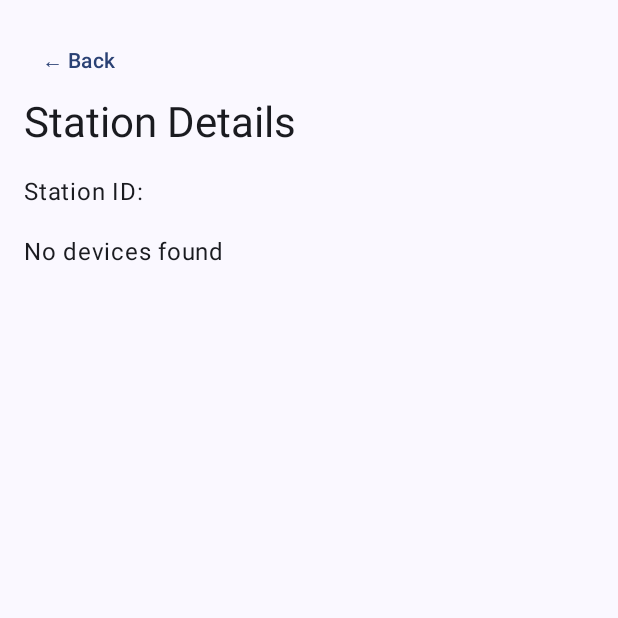
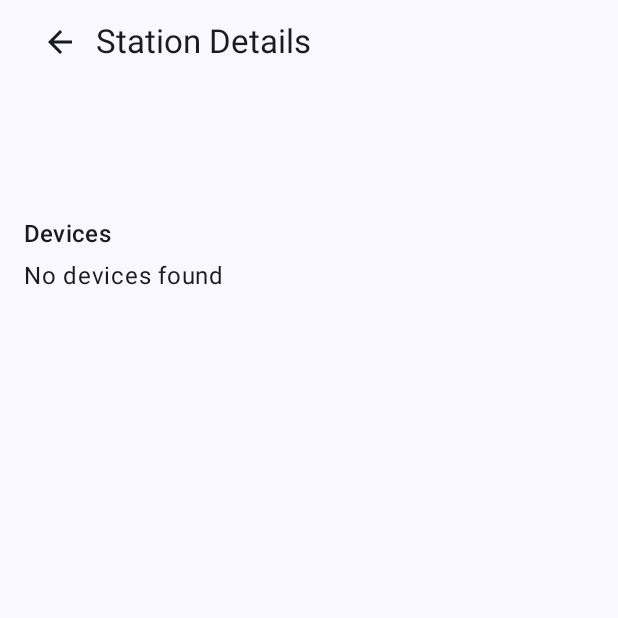
Before and after one commit to mariaionova17/stations, an Android app built with Jetpack Compose: the composable StationDetailScreen called with empty values, on a phone screen of 412 x 824 dp, the top half of it. Run offline under Robolectric (Android 15) with nearby library versions, the phone set to English and light mode, and no system bars.

Commit message:
improve ui consistency and station detail screen

```diff
--- a/app/src/main/java/cz/example/stations/MainActivity.kt
+++ b/app/src/main/java/cz/example/stations/MainActivity.kt
@@ -51,6 +51,9 @@ class MainActivity : ComponentActivity() {
                                 ?.getString("stationId")
                                 .orEmpty()
 
+                            val station = stationsViewModel.stations
+                                .find { it.id == stationId }
+
                             val viewModel = ViewModelProvider(backStackEntry)[
                                 StationsDetailViewModel::class.java
                             ]
@@ -60,7 +63,8 @@ class MainActivity : ComponentActivity() {
                             }
 
                             StationDetailScreen(
-                                stationId = stationId,
+                                stationName = station?.name ?: "Unknown station",
+                                stationAddress = station?.address.orEmpty(),
                                 devices = viewModel.devices,
                                 isLoading = viewModel.isLoading,
                                 error = viewModel.error,
--- a/app/src/main/java/cz/example/stations/ui/screens/StationsDetailScreen.kt
+++ b/app/src/main/java/cz/example/stations/ui/screens/StationsDetailScreen.kt
@@ -3,40 +3,51 @@ package cz.example.stations.ui.screens
 import androidx.compose.foundation.layout.*
 import androidx.compose.foundation.lazy.LazyColumn
 import androidx.compose.foundation.lazy.items
+import androidx.compose.material.icons.Icons
+import androidx.compose.material.icons.automirrored.filled.ArrowBack
 import androidx.compose.material3.*
 import androidx.compose.runtime.Composable
+import androidx.compose.ui.Alignment
 import androidx.compose.ui.Modifier
 import androidx.compose.ui.unit.dp
 import cz.example.stations.data.model.Device
+import cz.example.stations.ui.components.ErrorBanner
+import java.time.Instant
+import java.time.ZoneId
+import java.time.format.DateTimeFormatter
+import java.util.Locale
 
 @Composable
 fun StationDetailScreen(
-    stationId: String,
+    stationName: String,
+    stationAddress: String,
     devices: List<Device>,
     isLoading: Boolean,
     error: String?,
     onRetry: () -> Unit,
     onBack: () -> Unit
 ) {
-    Column(
+    Column(modifier = Modifier.fillMaxSize()) {
+
+        Row(
             modifier = Modifier
-            .fillMaxSize()
-            .padding(16.dp)
+                .fillMaxWidth()
+                .heightIn(min = 56.dp)
+                .padding(horizontal = 16.dp),
+            verticalAlignment = Alignment.CenterVertically
         ) {
-        TextButton(onClick = onBack) {
-            Text("← Back")
+            IconButton(onClick = onBack) {
+                Icon(
+                    imageVector = Icons.AutoMirrored.Filled.ArrowBack,
+                    contentDescription = "Back"
+                )
             }
 
             Text(
                 text = "Station Details",
-            style = MaterialTheme.typography.headlineMedium
+                style = MaterialTheme.typography.titleLarge
             )
-
-        Spacer(modifier = Modifier.height(16.dp))
-
-        Text("Station ID: $stationId")
-
-        Spacer(modifier = Modifier.height(16.dp))
+        }
 
         if (isLoading) {
             LinearProgressIndicator(
@@ -45,26 +56,49 @@ fun StationDetailScreen(
         }
 
         if (error != null) {
-            Text(
-                text = if (devices.isEmpty()) {
+            ErrorBanner(
+                message = if (devices.isEmpty()) {
                     "Failed to load devices"
                 } else {
-                    "Couldn't refresh devices. Showing cached data."
+                    "Couldn't refresh devices"
+                },
+                onRetry = onRetry
+            )
         }
+
+        LazyColumn(
+            modifier = Modifier.weight(1f),
+            contentPadding = PaddingValues(16.dp),
+            verticalArrangement = Arrangement.spacedBy(12.dp)
+        ) {
+            item {
+                Column(
+                    verticalArrangement = Arrangement.spacedBy(4.dp)
+                ) {
+                    Text(
+                        text = stationName,
+                        style = MaterialTheme.typography.titleLarge
                     )
 
-            TextButton(onClick = onRetry) {
-                Text("Retry")
-            }
-        }
+                    Text(
+                        text = stationAddress,
+                        style = MaterialTheme.typography.bodyMedium,
+                        color = MaterialTheme.colorScheme.onSurfaceVariant
+                    )
+
+                    Spacer(modifier = Modifier.height(12.dp))
+
+                    Text(
+                        text = "Devices",
+                        style = MaterialTheme.typography.titleMedium
+                    )
 
                     if (!isLoading && error == null && devices.isEmpty()) {
                         Text("No devices found")
                     }
+                }
+            }
 
-        LazyColumn(
-            verticalArrangement = Arrangement.spacedBy(12.dp)
-        ) {
             items(devices, key = { it.id }) { device ->
                 DeviceCard(device)
             }
@@ -88,7 +122,18 @@ fun DeviceCard(device: Device) {
 
             Text("Type: ${device.type}")
             Text("Status: ${device.status}")
-            Text("Last seen: ${device.lastSeen ?: "Unknown"}")
+            Text("Last seen: ${formatLastSeen(device.lastSeen)}")
         }
     }
 }
+
+private fun formatLastSeen(lastSeen: String?): String {
+    if (lastSeen == null) return "Unknown"
+
+    val instant = Instant.parse(lastSeen)
+
+    return DateTimeFormatter
+        .ofPattern("d MMM yyyy, HH:mm", Locale.ENGLISH)
+        .withZone(ZoneId.systemDefault())
+        .format(instant)
+}
```
Also changed, not shown: app/src/main/java/cz/example/stations/ui/components/ErrorBanner.kt (added, +39 -0 lines), app/src/main/java/cz/example/stations/ui/screens/StationsScreen.kt (+24 -15 lines). Lines whose indentation alone changed are shown as unchanged.
